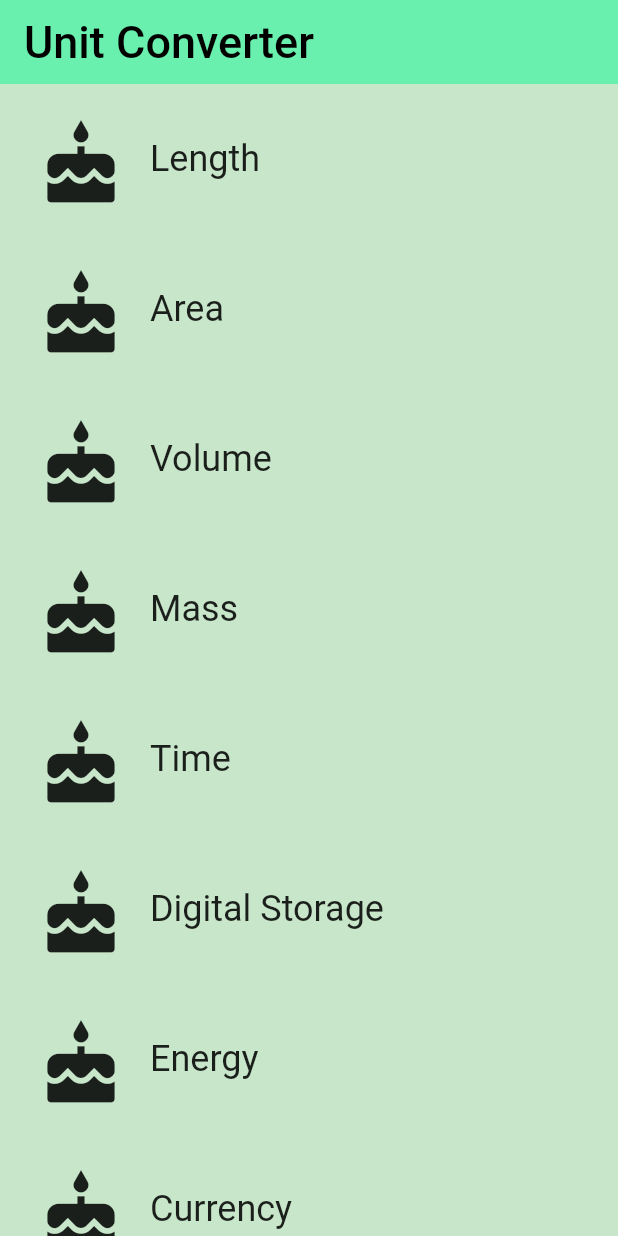
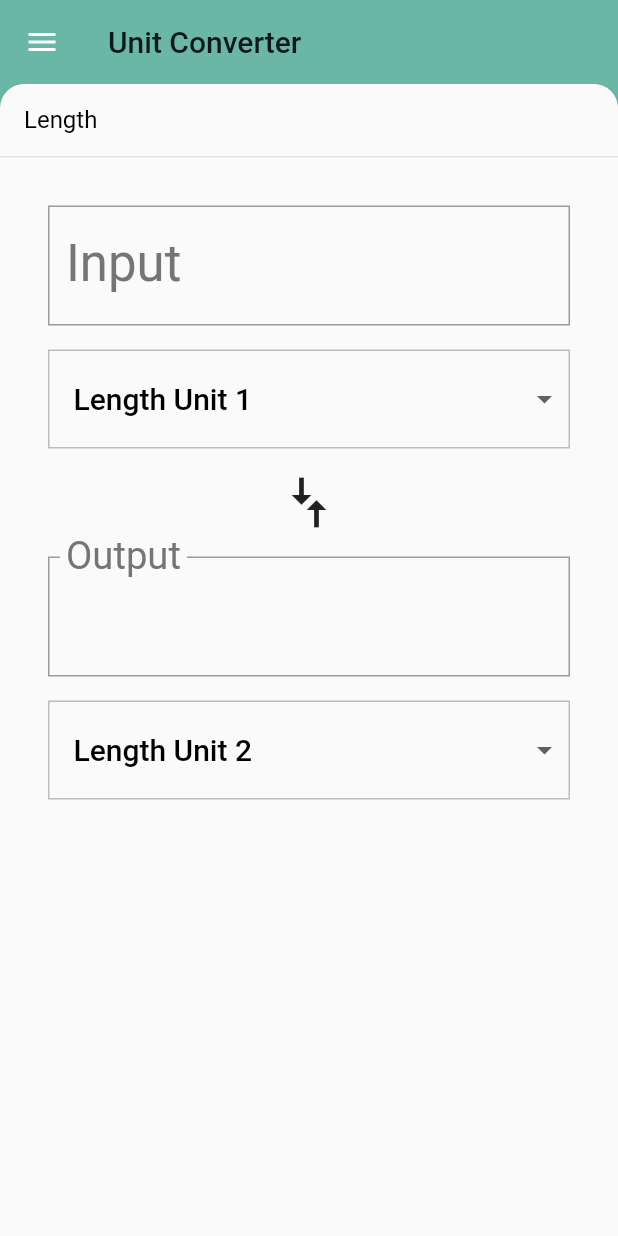
Before and after one commit to slmolloy/unit-converter-flutter, a Flutter app: the screen it shows after launch, on a phone screen of 412 x 824 dp. Run offline on Flutter 3.47's test engine with Material 2 defaults, Android fonts, the phone set to English and light mode, and no system bars.

Commit message:
Large refactor for category and removal of navigation to use backdrop

```diff
--- /dev/null
+++ b/lib/backdrop.dart
@@ -0,0 +1,277 @@
+// Copyright 2018 The Chromium Authors. All rights reserved.
+// Use of this source code is governed by a BSD-style license that can be
+// found in the LICENSE file.
+
+import 'dart:math' as math;
+
+import 'package:flutter/material.dart';
+
+import 'category.dart';
+
+const double _kFlingVelocity = 2.0;
+
+class _BackdropPanel extends StatelessWidget {
+  const _BackdropPanel({
+    Key? key,
+    this.onTap,
+    this.onVerticalDragUpdate,
+    this.onVerticalDragEnd,
+    this.title,
+    this.child,
+  }) : super(key: key);
+
+  final VoidCallback? onTap;
+  final GestureDragUpdateCallback? onVerticalDragUpdate;
+  final GestureDragEndCallback? onVerticalDragEnd;
+  final Widget? title;
+  final Widget? child;
+
+  @override
+  Widget build(BuildContext context) {
+    return Material(
+      elevation: 2.0,
+      borderRadius: const BorderRadius.only(
+        topLeft: Radius.circular(16.0),
+        topRight: Radius.circular(16.0),
+      ),
+      child: Column(
+        crossAxisAlignment: CrossAxisAlignment.stretch,
+        children: <Widget>[
+          GestureDetector(
+            behavior: HitTestBehavior.opaque,
+            onVerticalDragUpdate: onVerticalDragUpdate,
+            onVerticalDragEnd: onVerticalDragEnd,
+            onTap: onTap,
+            child: Container(
+              height: 48.0,
+              padding: const EdgeInsetsDirectional.only(start: 16.0),
+              alignment: AlignmentDirectional.centerStart,
+              child: DefaultTextStyle(
+                style: Theme.of(context).textTheme.subtitle1!,
+                child: title!,
+              ),
+            ),
+          ),
+          const Divider(
+            height: 1.0,
+          ),
+          Expanded(
+            child: child!,
+          ),
+        ],
+      ),
+    );
+  }
+}
+
+class _BackdropTitle extends AnimatedWidget {
+  final Widget? frontTitle;
+  final Widget? backTitle;
+
+  const _BackdropTitle({
+    Key? key,
+    required Listenable listenable,
+    this.frontTitle,
+    this.backTitle,
+  }) : super(key: key, listenable: listenable);
+
+  @override
+  Widget build(BuildContext context) {
+    final Animation<double> animation = listenable as Animation<double>;
+    return DefaultTextStyle(
+      style: Theme.of(context).primaryTextTheme.headline6!,
+      softWrap: false,
+      overflow: TextOverflow.ellipsis,
+      // Here, we do a custom cross fade between backTitle and frontTitle.
+      // This makes a smooth animation between the two texts.
+      child: Stack(
+        children: <Widget>[
+          Opacity(
+            opacity: CurvedAnimation(
+              parent: ReverseAnimation(animation),
+              curve: const Interval(0.5, 1.0),
+            ).value,
+            child: backTitle,
+          ),
+          Opacity(
+            opacity: CurvedAnimation(
+              parent: animation,
+              curve: const Interval(0.5, 1.0),
+            ).value,
+            child: frontTitle,
+          ),
+        ],
+      ),
+    );
+  }
+}
+
+/// Builds a Backdrop.
+///
+/// A Backdrop widget has two panels, front and back. The front panel is shown
+/// by default, and slides down to show the back panel, from which a user
+/// can make a selection. The user can also configure the titles for when the
+/// front or back panel is showing.
+class Backdrop extends StatefulWidget {
+  final Category currentCategory;
+  final Widget frontPanel;
+  final Widget backPanel;
+  final Widget frontTitle;
+  final Widget backTitle;
+
+  const Backdrop({
+    required this.currentCategory,
+    required this.frontPanel,
+    required this.backPanel,
+    required this.frontTitle,
+    required this.backTitle,
+    Key? key,
+  }) : super(key: key);
+
+  @override
+  _BackdropState createState() => _BackdropState();
+}
+
+class _BackdropState extends State<Backdrop>
+    with SingleTickerProviderStateMixin {
+  final GlobalKey _backdropKey = GlobalKey(debugLabel: 'Backdrop');
+  late AnimationController _controller;
+
+  @override
+  void initState() {
+    super.initState();
+    // This creates an [AnimationController] that can allows for animation for
+    // the BackdropPanel. 0.00 means that the front panel is in "tab" (hidden)
+    // mode, while 1.0 means that the front panel is open.
+    _controller = AnimationController(
+      duration: const Duration(milliseconds: 300),
+      value: 1.0,
+      vsync: this,
+    );
+  }
+
+  @override
+  void didUpdateWidget(Backdrop old) {
+    super.didUpdateWidget(old);
+    if (widget.currentCategory != old.currentCategory) {
+      setState(() {
+        _controller.fling(
+            velocity:
+            _backdropPanelVisible ? -_kFlingVelocity : _kFlingVelocity);
+      });
+    } else if (!_backdropPanelVisible) {
+      setState(() {
+        _controller.fling(velocity: _kFlingVelocity);
+      });
+    }
+  }
+
+  @override
+  void dispose() {
+    _controller.dispose();
+    super.dispose();
+  }
+
+  bool get _backdropPanelVisible {
+    final AnimationStatus status = _controller.status;
+    return status == AnimationStatus.completed ||
+        status == AnimationStatus.forward;
+  }
+
+  void _toggleBackdropPanelVisibility() {
+    FocusScope.of(context).requestFocus(FocusNode());
+    _controller.fling(
+        velocity: _backdropPanelVisible ? -_kFlingVelocity : _kFlingVelocity);
+  }
+
+  double get _backdropHeight {
+    final RenderBox renderBox =
+    _backdropKey.currentContext!.findRenderObject() as RenderBox;
+    return renderBox.size.height;
+  }
+
+  // By design: the panel can only be opened with a swipe. To close the panel
+  // the user must either tap its heading or the backdrop's menu icon.
+
+  void _handleDragUpdate(DragUpdateDetails details) {
+    if (_controller.isAnimating ||
+        _controller.status == AnimationStatus.completed) return;
+
+    _controller.value -= details.primaryDelta! / _backdropHeight;
+  }
+
+  void _handleDragEnd(DragEndDetails details) {
+    if (_controller.isAnimating ||
+        _controller.status == AnimationStatus.completed) return;
+
+    final double flingVelocity =
+        details.velocity.pixelsPerSecond.dy / _backdropHeight;
+    if (flingVelocity < 0.0) {
+      _controller.fling(velocity: math.max(_kFlingVelocity, -flingVelocity));
+    } else if (flingVelocity > 0.0) {
+      _controller.fling(velocity: math.min(-_kFlingVelocity, -flingVelocity));
+    } else {
+      _controller.fling(
+          velocity:
+          _controller.value < 0.5 ? -_kFlingVelocity : _kFlingVelocity);
+    }
+  }
+
+  Widget _buildStack(BuildContext context, BoxConstraints constraints) {
+    const double panelTitleHeight = 48.0;
+    final Size panelSize = constraints.biggest;
+    final double panelTop = panelSize.height - panelTitleHeight;
+
+    Animation<RelativeRect> panelAnimation = RelativeRectTween(
+      begin: RelativeRect.fromLTRB(
+          0.0, panelTop, 0.0, panelTop - panelSize.height),
+      end: const RelativeRect.fromLTRB(0.0, 0.0, 0.0, 0.0),
+    ).animate(_controller.view);
+
+    return Container(
+      key: _backdropKey,
+      color: widget.currentCategory.color,
+      child: Stack(
+        children: <Widget>[
+          widget.backPanel,
+          PositionedTransition(
+            rect: panelAnimation,
+            child: _BackdropPanel(
+              onTap: _toggleBackdropPanelVisibility,
+              onVerticalDragUpdate: _handleDragUpdate,
+              onVerticalDragEnd: _handleDragEnd,
+              title: Text(widget.currentCategory.name),
+              child: widget.frontPanel,
+            ),
+          ),
+        ],
+      ),
+    );
+  }
+
+  @override
+  Widget build(BuildContext context) {
+    return Scaffold(
+      appBar: AppBar(
+        backgroundColor: widget.currentCategory.color,
+        elevation: 0.0,
+        leading: IconButton(
+          onPressed: _toggleBackdropPanelVisibility,
+          icon: AnimatedIcon(
+            icon: AnimatedIcons.close_menu,
+            progress: _controller.view,
+          ),
+        ),
+        title: _BackdropTitle(
+          listenable: _controller.view,
+          frontTitle: widget.frontTitle,
+          backTitle: widget.backTitle,
+        ),
+      ),
+      body: LayoutBuilder(
+        builder: _buildStack,
+      ),
+      resizeToAvoidBottomInset: false,
+    );
+  }
+}
--- a/lib/category.dart
+++ b/lib/category.dart
@@ -1,101 +1,16 @@
-// Copyright 2018 The Chromium Authors. All rights reserved.
-// Use of this source code is governed by a BSD-style license that can be
-// found in the LICENSE file.
+import 'package:flutter/material.dart';
+import 'unit.dart';
 
-// To keep your imports tidy, follow the ordering guidelines at
-// https://www.dartlang.org/guides/language/effective-dart/style#ordering
-import 'package:flutter/material.dart';
-import 'package:hello_rectangle/converter_route.dart';
-import 'package:hello_rectangle/unit.dart';
-
-const _rowHeight = 100.0;
-final _borderRadius = BorderRadius.circular(_rowHeight / 2);
-
-/// A custom [Category] widget.
-///
-/// The widget is composed on an [Icon] and [Text]. Tapping on the widget shows
-/// a colored [InkWell] animation.
-class Category extends StatelessWidget {
+class Category {
   final String name;
   final ColorSwatch color;
+  final List<Unit> units;
   final IconData iconLocation;
-  final List<Unit> units;
 
-  /// Creates a [Category].
-  ///
-  /// A [Category] saves the name of the Category (e.g. 'Length'), its color for
-  /// the UI, and the icon that represents it (e.g. a ruler).
   const Category({
-    Key? key,
     required this.name,
     required this.color,
+    required this.units,
     required this.iconLocation,
-    required this.units,
-  }) : super(key: key);
-
-  void _navigateToConverter(BuildContext context) {
-    Navigator.of(context).push(MaterialPageRoute<void>(
-      builder: (BuildContext context) {
-        return Scaffold(
-          appBar: AppBar(
-            elevation: 1.0,
-              title: Text(
-                name,
-                style: Theme.of(context).textTheme.headline4,
-              ),
-            backgroundColor: color,
-          ),
-          body: ConverterRoute(
-            color: color,
-            units: units,
-          ),
-        );
-      },
-    ));
-  }
-
-  /// Builds a custom widget that shows [Category] information.
-  ///
-  /// This information includes the icon, name, and color for the [Category].
-  @override
-  // This `context` parameter describes the location of this widget in the
-  // widget tree. It can be used for obtaining Theme data from the nearest
-  // Theme ancestor in the tree. Below, we obtain the display1 text theme.
-  // See https://api.flutter.dev/flutter/material/Theme-class.html
-  Widget build(BuildContext context) {
-    // TODO: Build the custom widget here, referring to the Specs.
-    return Material(
-      color: Colors.transparent,
-      child: SizedBox(
-        height: _rowHeight,
-        child: InkWell(
-          highlightColor: color,
-          splashColor: color,
-          onTap: () => _navigateToConverter(context),
-          child: Padding(
-            padding: const EdgeInsets.all(8.0),
-            child: Row(
-              crossAxisAlignment: CrossAxisAlignment.stretch,
-              children: [
-                Padding(
-                  padding: const EdgeInsets.all(16.0),
-                  child: Icon(
-                    iconLocation,
-                    size: 60.0,
-                  ),
-                ),
-                Center(
-                  child: Text(
-                    name,
-                    textAlign: TextAlign.center,
-                    style: Theme.of(context).textTheme.headline5,
-                  ),
-                ),
-              ],
-            ),
-          ),
-        ),
-      ),
-    );
-  }
+  });
 }
--- a/lib/category_route.dart
+++ b/lib/category_route.dart
@@ -1,7 +1,10 @@
 import 'package:flutter/material.dart';
+import 'package:hello_rectangle/unit_converter.dart';
 
-import 'package:hello_rectangle/category.dart';
-import 'package:hello_rectangle/unit.dart';
+import 'category_title.dart';
+import 'unit.dart';
+import 'category.dart';
+import 'backdrop.dart';
 
 final _backgroundColor = Colors.green[100];
 
@@ -14,6 +17,8 @@ class CategoryRoute extends StatefulWidget {
 }
 
 class _CategoryRouteState extends State<CategoryRoute> {
+  Category? _defaultCategory;
+  Category? _currentCategory;
   final _categories = <Category>[];
 
   static const _categoryNames = <String>[
@@ -27,34 +32,71 @@ class _CategoryRouteState extends State<CategoryRoute> {
     'Currency',
   ];
 
-  static const _baseColors = <Color>[
-    Colors.teal,
-    Colors.orange,
-    Colors.pinkAccent,
-    Colors.blueAccent,
-    Colors.yellow,
-    Colors.greenAccent,
-    Colors.purpleAccent,
-    Colors.red,
+  static const _baseColors = <ColorSwatch>[
+    ColorSwatch(0xFF6AB7A8, {
+      'highlight': Color(0xFF6AB7A8),
+      'splash': Color(0xFF0ABC9B),
+    }),
+    ColorSwatch(0xFFFFD28E, {
+      'highlight': Color(0xFFFFD28E),
+      'splash': Color(0xFFFFA41C),
+    }),
+    ColorSwatch(0xFFFFB7DE, {
+      'highlight': Color(0xFFFFB7DE),
+      'splash': Color(0xFFF94CBF),
+    }),
+    ColorSwatch(0xFF8899A8, {
+      'highlight': Color(0xFF8899A8),
+      'splash': Color(0xFFA9CAE8),
+    }),
+    ColorSwatch(0xFFEAD37E, {
+      'highlight': Color(0xFFEAD37E),
+      'splash': Color(0xFFFFE070),
+    }),
+    ColorSwatch(0xFF81A56F, {
+      'highlight': Color(0xFF81A56F),
+      'splash': Color(0xFF7CC159),
+    }),
+    ColorSwatch(0xFFD7C0E2, {
+      'highlight': Color(0xFFD7C0E2),
+      'splash': Color(0xFFCA90E5),
+    }),
+    ColorSwatch(0xFFCE9A9A, {
+      'highlight': Color(0xFFCE9A9A),
+      'splash': Color(0xFFF94D56),
+      'error': Color(0xFF912D2D),
+    }),
   ];
 
   @override
   void initState() {
     super.initState();
     for (var i = 0; i < _categoryNames.length; i++) {
-      _categories.add(Category(
+      var category = Category(
         name: _categoryNames[i],
-        color: _baseColors[i] as ColorSwatch<dynamic>,
+        color: _baseColors[i],
         iconLocation: Icons.cake,
         units: _retrieveUnitList(_categoryNames[i]),
-      ));
+      );
+      if (i == 0) {
+        _defaultCategory = category;
+      }
+      _categories.add(category);
     }
   }
 
-  Widget _buildCategoryWidgets(List<Widget> categories) {
+  void _onCategoryTap(Category category) {
+    setState(() {
+      _currentCategory = category;
+    });
+  }
+
+  Widget _buildCategoryWidgets() {
     return ListView.builder(
-      itemBuilder: (BuildContext context, int index) => categories[index],
-      itemCount: categories.length,
+      itemBuilder: (BuildContext context, int index) {
+        return CategoryTitle(category: _categories[index], onTap: _onCategoryTap);
+      },
+      itemCount: _categories.length,
     );
   }
 
@@ -70,26 +112,23 @@ class _CategoryRouteState extends State<CategoryRoute> {
 
   @override
   Widget build(BuildContext context) {
-    final listView = Container(
-      color: _backgroundColor,
-      child: _buildCategoryWidgets(_categories),
+    final listView = Padding(
+      padding: const EdgeInsets.only(
+        left: 8.0,
+        right: 8.0,
+        bottom: 48.0,
+      ),
+      child: _buildCategoryWidgets(),
     );
 
-    final appBar = AppBar(
-      backgroundColor: Colors.greenAccent,
-      elevation: 0.0,
-      title: const Text(
-        'Unit Converter',
-        style: TextStyle(
-          color: Colors.black,
-          fontSize: 30.0,
-        ),
-      ),
-    );
-
-    return Scaffold(
-      appBar: appBar,
-      body: listView,
+    return Backdrop(
+      currentCategory: _currentCategory ?? _defaultCategory!,
+      frontPanel: _currentCategory == null
+        ? UnitConverter(category: _defaultCategory!)
+        : UnitConverter(category: _defaultCategory!),
+      backPanel: listView,
+      frontTitle: const Text('Unit Converter'),
+      backTitle: const Text('Select a Category'),
     );
   }
 }
--- /dev/null
+++ b/lib/category_title.dart
@@ -0,0 +1,70 @@
+// Copyright 2018 The Chromium Authors. All rights reserved.
+// Use of this source code is governed by a BSD-style license that can be
+// found in the LICENSE file.
+
+// To keep your imports tidy, follow the ordering guidelines at
+// https://www.dartlang.org/guides/language/effective-dart/style#ordering
+import 'package:flutter/material.dart';
+import 'unit_converter.dart';
+import 'unit.dart';
+import 'category.dart';
+
+const _rowHeight = 100.0;
+final _borderRadius = BorderRadius.circular(_rowHeight / 2);
+
+/// A custom [Category] widget.
+///
+/// The widget is composed on an [Icon] and [Text]. Tapping on the widget shows
+/// a colored [InkWell] animation.
+class CategoryTitle extends StatelessWidget {
+  final Category category;
+  final ValueChanged<Category> onTap;
+
+  /// Creates a [Category].
+  ///
+  /// A [Category] saves the name of the Category (e.g. 'Length'), its color for
+  /// the UI, and the icon that represents it (e.g. a ruler).
+  const CategoryTitle({
+    Key? key,
+    required this.category,
+    required this.onTap,
+  }) : super(key: key);
+
+  @override
+  Widget build(BuildContext context) {
+    return Material(
+      color: Colors.transparent,
+      child: SizedBox(
+        height: _rowHeight,
+        child: InkWell(
+          borderRadius: _borderRadius,
+          highlightColor: category.color['highlight'],
+          splashColor: category.color['splash'],
+          onTap: () => onTap(category),
+          child: Padding(
+            padding: const EdgeInsets.all(8.0),
+            child: Row(
+              crossAxisAlignment: CrossAxisAlignment.stretch,
+              children: [
+                Padding(
+                  padding: const EdgeInsets.all(16.0),
+                  child: Icon(
+                    category.iconLocation,
+                    size: 48.0,
+                  ),
+                ),
+                Center(
+                  child: Text(
+                    category.name,
+                    textAlign: TextAlign.center,
+                    style: Theme.of(context).textTheme.headline5,
+                  ),
+                ),
+              ],
+            ),
+          ),
+        ),
+      ),
+    );
+  }
+}
--- a/lib/main.dart
+++ b/lib/main.dart
@@ -20,10 +20,18 @@ class UnitConverterApp extends StatelessWidget {
 
   @override
   Widget build(BuildContext context) {
-    return const MaterialApp(
+    return MaterialApp(
       debugShowCheckedModeBanner: false,
       title: 'Unit Converter',
-      home: CategoryRoute(),
+      theme: ThemeData(
+        textTheme: Theme.of(context).textTheme.apply(
+          bodyColor: Colors.black,
+          displayColor: Colors.grey[600],
+        ),
+        primaryColor: Colors.grey[500],
+        textSelectionTheme: TextSelectionThemeData(selectionHandleColor: Colors.green[500]),
+      ),
+      home: const CategoryRoute(),
     );
   }
 }
--- a/lib/converter_route.dart
+++ b/lib/unit_converter.dart
@@ -1,24 +1,24 @@
 import 'package:collection/collection.dart';
 import 'package:flutter/material.dart';
-import 'package:hello_rectangle/unit.dart';
+
+import 'category.dart';
+import 'unit.dart';
 
 const _padding = EdgeInsets.all(16.0);
 
-class ConverterRoute extends StatefulWidget {
-  final Color color;
-  final List<Unit> units;
+class UnitConverter extends StatefulWidget {
+  final Category category;
 
-  const ConverterRoute({
-    required this.color,
-    required this.units,
+  const UnitConverter({
+    required this.category,
     Key? key,
   }) : super(key: key);
 
   @override
-  _ConverterRouteState createState() => _ConverterRouteState();
+  _UnitConverterState createState() => _UnitConverterState();
 }
 
-class _ConverterRouteState extends State<ConverterRoute> {
+class _UnitConverterState extends State<UnitConverter> {
   Unit? _fromValue;
   Unit? _toValue;
   double? _inputValue;
@@ -34,9 +34,19 @@ class _ConverterRouteState extends State<ConverterRoute> {
     _setDefaults();
   }
 
+
+  @override
+  void didUpdateWidget(UnitConverter old) {
+    super.didUpdateWidget(old);
+    if (old.category != widget.category) {
+      _createDropdownMenuItems();
+      _setDefaults();
+    }
+  }
+
   void _createDropdownMenuItems() {
     var newItems = <DropdownMenuItem>[];
-    for (var unit in widget.units) {
+    for (var unit in widget.category.units) {
       newItems.add(DropdownMenuItem(
         value: unit.name,
         child: Text(
@@ -52,8 +62,8 @@ class _ConverterRouteState extends State<ConverterRoute> {
 
   void _setDefaults() {
     setState(() {
-      _fromValue = widget.units[0];
-      _toValue = widget.units[1];
+      _fromValue = widget.category.units[0];
+      _toValue = widget.category.units[1];
     });
   }
 
@@ -99,7 +109,7 @@ class _ConverterRouteState extends State<ConverterRoute> {
   }
 
   Unit? _getUnit(String? unitName) {
-    return widget.units.firstWhereOrNull((Unit unit) => unit.name == unitName);
+    return widget.category.units.firstWhereOrNull((Unit unit) => unit.name == unitName);
   }
 
   void _updateFromConversion(dynamic unitName) {
```
